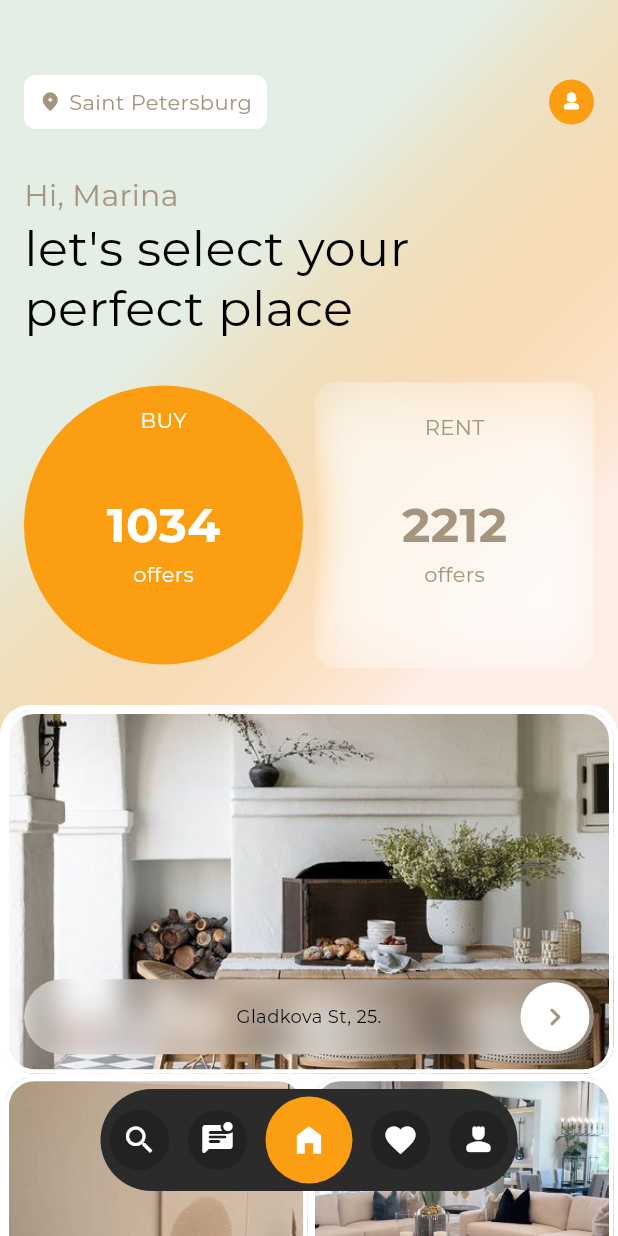
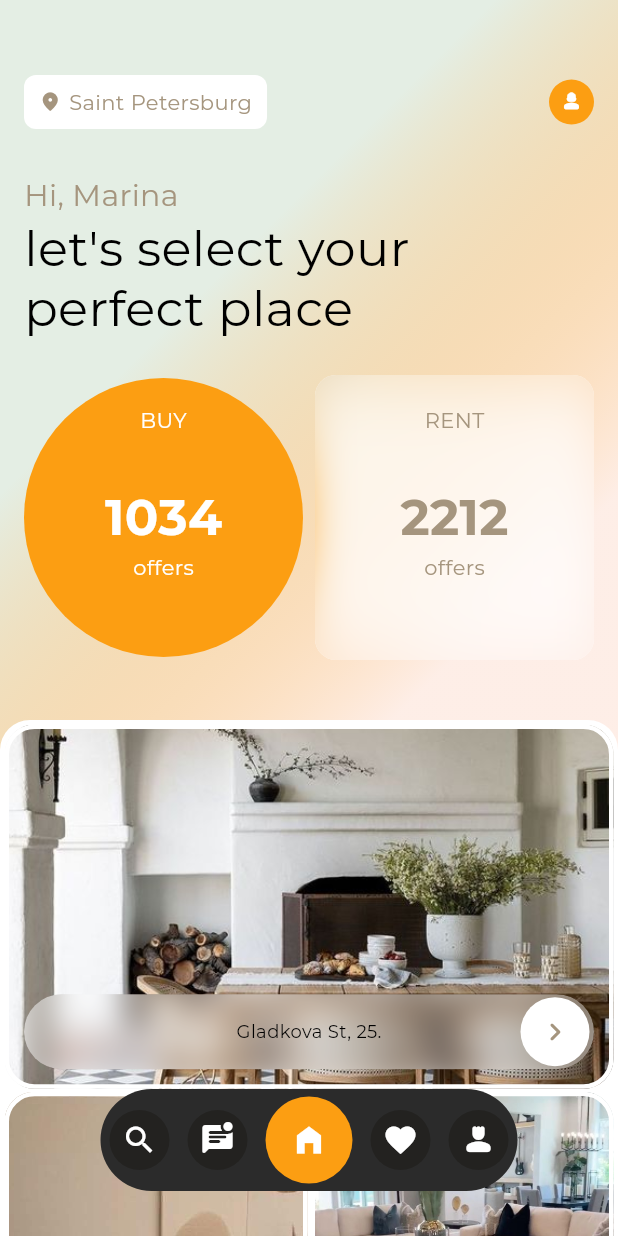
Before and after one commit to EmmanuelTobi/realestate_ui, a Flutter app: the screen it shows after launch, on a phone screen of 412 x 824 dp. Run offline on Flutter 3.47's test engine with Material 3 defaults, Android fonts, the phone set to English and light mode, and no system bars; missing offline and left inert: flutter_context_menu.

Commit message:
more animation feel to home view

```diff
--- a/lib/main.dart
+++ b/lib/main.dart
@@ -1,5 +1,5 @@
 import 'package:flutter/material.dart';
-import 'package:realestate_ui/ui/home_tab/home_tab_view.dart';
+import 'package:realestate_ui/screens/home_tab/home_tab_view.dart';
 
 void main() {
   runApp(const MyApp());
--- a/lib/ui/home/home_screen.dart
+++ b/lib/screens/home/home_screen.dart
@@ -1,13 +1,39 @@
 import 'package:flutter/material.dart';
 import 'package:flutter_staggered_grid_view/flutter_staggered_grid_view.dart';
-import 'package:realestate_ui/ui/home/views/buyandrent_view.dart';
-import 'package:realestate_ui/ui/home/views/home_top_bar.dart';
-import 'package:realestate_ui/ui/home/views/interiors.dart';
-import 'package:realestate_ui/utils/colors.dart';
-import 'package:realestate_ui/utils/extensions.dart';
+import 'package:realestate_ui/screens/home/views/buyandrent_view.dart';
+import 'package:realestate_ui/screens/home/views/home_top_bar.dart';
+import 'package:realestate_ui/screens/home/views/interiors.dart';
+import 'package:realestate_ui/shared/utils/colors.dart';
+import 'package:realestate_ui/shared/utils/extensions.dart';
 
-class HomeScreen extends StatelessWidget {
+class HomeScreen extends StatefulWidget {
   const HomeScreen({super.key});
+
+  @override
+  State<HomeScreen> createState() => _HomeScreenState();
+}
+
+class _HomeScreenState extends State<HomeScreen> {
+
+  int updateStaggeredAnimDx = -10;
+  int updateStaggeredAnimDy = 240;
+
+  @override
+  void initState() {
+
+    Future.delayed(const Duration(seconds: 1), () {
+
+      setState(() {
+
+        updateStaggeredAnimDx = 0;
+        updateStaggeredAnimDy = 30;
+
+      });
+
+    });
+
+    super.initState();
+  }
 
   @override
   Widget build(BuildContext context) {
@@ -67,9 +93,13 @@ class HomeScreen extends StatelessWidget {
                 ),
                 const BuyRentView(),
                 const SizedBox(
-                  height: 20,
+                  height: 10,
                 ),
-                Container(
+                AnimatedContainer(
+                  duration: const Duration(milliseconds: 550),
+                  transform: Transform.translate(
+                    offset: Offset(updateStaggeredAnimDx.toDouble(), updateStaggeredAnimDy.toDouble()), // Change -100 for the y offset
+                  ).transform,
                   decoration: BoxDecoration(
                     borderRadius: BorderRadius.circular(20),
                     color: Colors.white,
--- a/lib/ui/home/views/buyandrent_view.dart
+++ b/lib/screens/home/views/buyandrent_view.dart
@@ -1,13 +1,35 @@
 import 'dart:ui';
 
 import 'package:flutter/material.dart';
-import 'package:realestate_ui/utils/colors.dart';
-import 'package:realestate_ui/views/animating_text.dart';
+import 'package:realestate_ui/shared/animating_text.dart';
+import 'package:realestate_ui/shared/utils/colors.dart';
 
-class BuyRentView extends StatelessWidget {
+class BuyRentView extends StatefulWidget {
   const BuyRentView({
     super.key,
   });
+
+  @override
+  State<BuyRentView> createState() => _BuyRentViewState();
+}
+
+class _BuyRentViewState extends State<BuyRentView> {
+
+  int currentContainerViewHeight = 150;
+
+  @override
+  void initState() {
+
+    Future.delayed(const Duration(seconds: 1) , (){
+
+      setState(() {
+        currentContainerViewHeight = 200;
+      });
+
+    });
+
+    super.initState();
+  }
 
   @override
   Widget build(BuildContext context) {
@@ -16,9 +38,11 @@ class BuyRentView extends StatelessWidget {
       child: Row(
         mainAxisAlignment: MainAxisAlignment.spaceBetween,
         children: [
-          Container(
-            width: MediaQuery.of(context).size.width/2 - 20,
-            height: 200,
+          AnimatedContainer(
+            width: currentContainerViewHeight > 100 ? MediaQuery.of(context).size.width/2 - 20 : 120,
+            height: currentContainerViewHeight.toDouble() - 10,
+            duration: const Duration(seconds: 1),
+            curve: Curves.fastOutSlowIn,
             padding: const EdgeInsets.all(12),
             decoration: const BoxDecoration(
               shape: BoxShape.circle,
@@ -50,9 +74,11 @@ class BuyRentView extends StatelessWidget {
               ),
             ),
           ),
-          Container(
-            width: MediaQuery.of(context).size.width/2 - 20,
-            height: 190,
+          AnimatedContainer(
+            width: currentContainerViewHeight > 100 ? MediaQuery.of(context).size.width/2 - 20 : 120,
+            height: currentContainerViewHeight.toDouble() - 10,
+            duration: const Duration(seconds: 1),
+            curve: Curves.fastOutSlowIn,
             padding: const EdgeInsets.all(12),
             clipBehavior: Clip.antiAlias,
             decoration: BoxDecoration(
--- a/lib/ui/home/views/home_top_bar.dart
+++ b/lib/screens/home/views/home_top_bar.dart
@@ -1,6 +1,6 @@
 import 'package:flutter/material.dart';
+import 'package:realestate_ui/shared/utils/colors.dart';
 
-import '../../../utils/colors.dart';
 
 class HomeTopBar extends StatelessWidget {
   const HomeTopBar({super.key});
--- a/lib/ui/home/views/interiors.dart
+++ b/lib/screens/home/views/interiors.dart
@@ -1,7 +1,7 @@
 import 'dart:ui';
 
 import 'package:flutter/material.dart';
-import 'package:realestate_ui/utils/colors.dart';
+import 'package:realestate_ui/shared/utils/colors.dart';
 
 class Interiors extends StatelessWidget {
   final String title;
--- a/lib/views/animating_text.dart
+++ b/lib/shared/animating_text.dart
@@ -1,6 +1,6 @@
 import 'package:flutter/cupertino.dart';
 import 'package:flutter/material.dart';
-import 'package:realestate_ui/utils/colors.dart';
+import 'package:realestate_ui/shared/utils/colors.dart';
 
 class AnimatingText extends StatefulWidget {
   const AnimatingText({
@@ -21,6 +21,8 @@ class _AnimatingTextState extends State<AnimatingText> with TickerProviderStateM
   late AnimationController scoreProgressController;
   late Animation<double> scoreProgressAnimation;
 
+  int fontSizeUpdate = 24;
+
   @override
   void initState() {
 
@@ -34,6 +36,7 @@ class _AnimatingTextState extends State<AnimatingText> with TickerProviderStateM
     scoreProgressController.addStatusListener((status) {
       if (status == AnimationStatus.completed) {
         //////anything
+        fontSizeUpdate = 33;
       }
     });
 
@@ -70,8 +73,9 @@ class _AnimatingTextState extends State<AnimatingText> with TickerProviderStateM
 
         return Text(
           score,
+          maxLines: 3,
           style: TextStyle(
-            fontSize: 32,
+            fontSize: fontSizeUpdate.toDouble(),
             color: widget.textColor ?? secondaryColor,
             fontWeight: FontWeight.w700,
           ),
--- a/lib/views/bottom_nav_bar.dart
+++ b/lib/shared/bottom_nav_bar.dart
@@ -1,6 +1,6 @@
 import 'package:flutter/material.dart';
+import 'package:realestate_ui/shared/utils/colors.dart';
 
-import '../utils/colors.dart';
 
 const _icons = [
   Icon(
--- a/lib/views/map_pins_view.dart
+++ b/lib/shared/map_pins_view.dart
@@ -1,7 +1,5 @@
-import 'dart:math';
-
 import 'package:flutter/material.dart';
-import 'package:realestate_ui/utils/colors.dart';
+import 'package:realestate_ui/shared/utils/colors.dart';
 
 List<Align> mapPinsRandom({bool? showNumbers}) {
   List<Align> pins = [];
```
Also changed, not shown: lib/screens/home_tab/home_tab_view.dart (renamed from lib/ui/home_tab/home_tab_view.dart, +4 -4 lines), lib/screens/search/search_screen_view.dart (renamed from lib/ui/search/search_screen_view.dart, +4 -4 lines), lib/screens/search/views/bottom_options_view.dart (renamed from lib/ui/search/views/bottom_options_view.dart), lib/shared/utils/colors.dart (renamed from lib/utils/colors.dart), lib/shared/utils/extensions.dart (renamed from lib/utils/extensions.dart).
